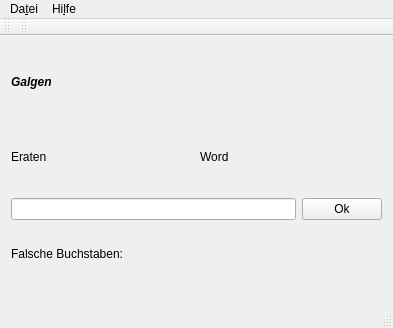
Before: the Qt Designer form mainwindow.ui in Galaxyqasar/Galgenraten, drawn with Qt 5.
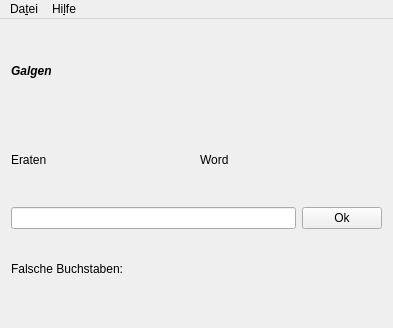
After: the same form once the commit is applied.

What changed in the file:
```diff
--- a/mainwindow.ui
+++ b/mainwindow.ui
@@ -103,26 +103,6 @@
    <addaction name="menuDatei"/>
    <addaction name="menuHilfe"/>
   </widget>
-  <widget class="QToolBar" name="mainToolBar">
-   <attribute name="toolBarArea">
-    <enum>TopToolBarArea</enum>
-   </attribute>
-   <attribute name="toolBarBreak">
-    <bool>false</bool>
-   </attribute>
-  </widget>
-  <widget class="QStatusBar" name="statusBar"/>
-  <widget class="QToolBar" name="toolBar">
-   <property name="windowTitle">
-    <string>toolBar</string>
-   </property>
-   <attribute name="toolBarArea">
-    <enum>TopToolBarArea</enum>
-   </attribute>
-   <attribute name="toolBarBreak">
-    <bool>false</bool>
-   </attribute>
-  </widget>
   <action name="actionStatistiken">
    <property name="text">
     <string>Statistiken</string>
```
Left out of the diff: 2 changed lines with no effect on the pictures.
